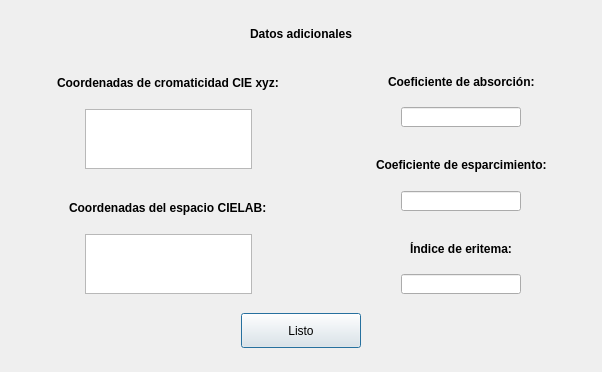
Gabnz/Spectrasoft, file dlgdatosadicionales.ui: the form before one commit.
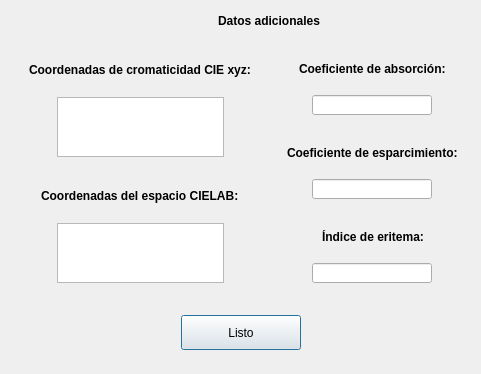
The form after the commit. Icons and pictures are not drawn.

```diff
--- a/dlgdatosadicionales.ui
+++ b/dlgdatosadicionales.ui
@@ -6,8 +6,8 @@
    <rect>
     <x>0</x>
     <y>0</y>
-    <width>602</width>
-    <height>372</height>
+    <width>481</width>
+    <height>374</height>
    </rect>
   </property>
   <property name="windowTitle">
@@ -19,27 +19,13 @@
   </property>
   <layout class="QGridLayout" name="gridLayout_3">
    <item row="0" column="0">
+    <layout class="QVBoxLayout" name="verticalLayout_4">
+     <item>
     <layout class="QVBoxLayout" name="verticalLayout_3">
      <item>
-      <spacer name="verticalSpacer_4">
-       <property name="orientation">
-        <enum>Qt::Vertical</enum>
-       </property>
-       <property name="sizeType">
-        <enum>QSizePolicy::Fixed</enum>
-       </property>
-       <property name="sizeHint" stdset="0">
-        <size>
-         <width>20</width>
-         <height>13</height>
-        </size>
-       </property>
-      </spacer>
-     </item>
+        <layout class="QHBoxLayout" name="horizontalLayout_10">
      <item>
-      <layout class="QHBoxLayout" name="horizontalLayout_9">
-       <item>
-        <spacer name="horizontalSpacer_6">
+          <spacer name="horizontalSpacer_25">
          <property name="orientation">
           <enum>Qt::Horizontal</enum>
          </property>
@@ -52,7 +38,32 @@
         </spacer>
        </item>
        <item>
-        <widget class="QLabel" name="label">
+          <widget class="QLabel" name="etqLogoDatosAdicionales">
+           <property name="minimumSize">
+            <size>
+             <width>50</width>
+             <height>14</height>
+            </size>
+           </property>
+           <property name="maximumSize">
+            <size>
+             <width>50</width>
+             <height>14</height>
+            </size>
+           </property>
+           <property name="text">
+            <string/>
+           </property>
+           <property name="pixmap">
+            <pixmap resource="recursos.qrc">:/img/datos_adicionales.png</pixmap>
+           </property>
+           <property name="scaledContents">
+            <bool>true</bool>
+           </property>
+          </widget>
+         </item>
+         <item>
+          <widget class="QLabel" name="etqDatosAdicionales">
          <property name="font">
           <font>
            <weight>75</weight>
@@ -65,7 +76,7 @@
         </widget>
        </item>
        <item>
-        <spacer name="horizontalSpacer_3">
+          <spacer name="horizontalSpacer_26">
          <property name="orientation">
           <enum>Qt::Horizontal</enum>
          </property>
@@ -630,6 +641,24 @@
        </item>
       </layout>
      </item>
+      </layout>
+     </item>
+     <item>
+      <spacer name="verticalSpacer_2">
+       <property name="orientation">
+        <enum>Qt::Vertical</enum>
+       </property>
+       <property name="sizeType">
+        <enum>QSizePolicy::Fixed</enum>
+       </property>
+       <property name="sizeHint" stdset="0">
+        <size>
+         <width>20</width>
+         <height>13</height>
+        </size>
+       </property>
+      </spacer>
+     </item>
      <item>
       <layout class="QHBoxLayout" name="horizontalLayout">
        <item>
@@ -697,7 +726,7 @@
       </layout>
      </item>
      <item>
-      <spacer name="verticalSpacer_2">
+      <spacer name="verticalSpacer_4">
        <property name="orientation">
         <enum>Qt::Vertical</enum>
        </property>
```
Lines whose indentation alone changed are shown as unchanged.
